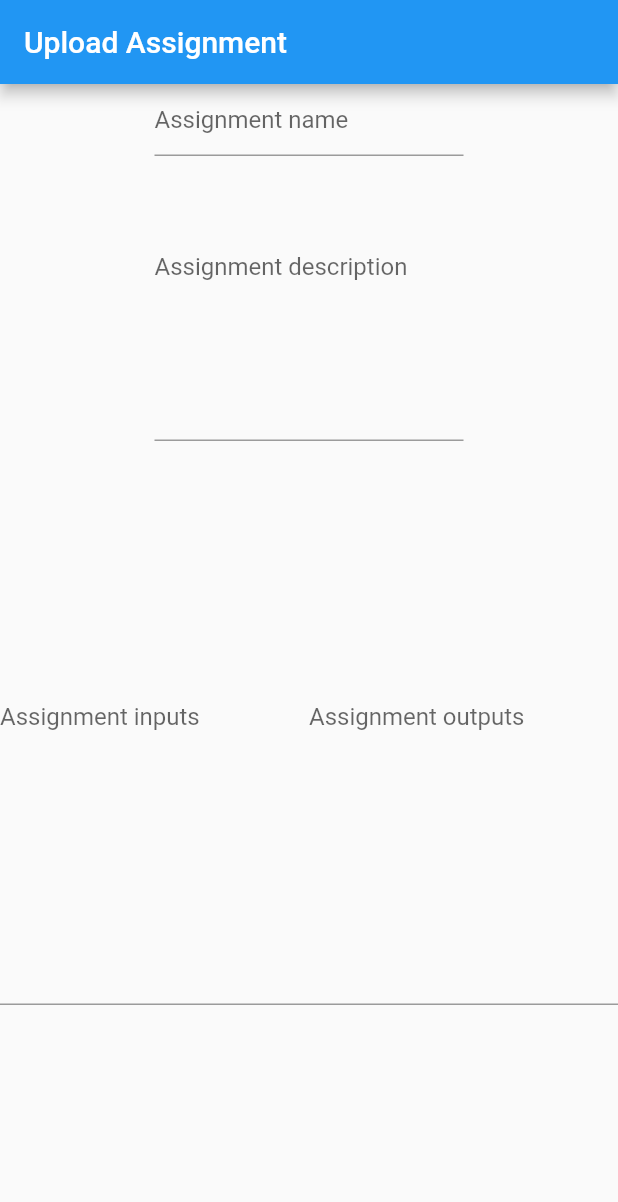
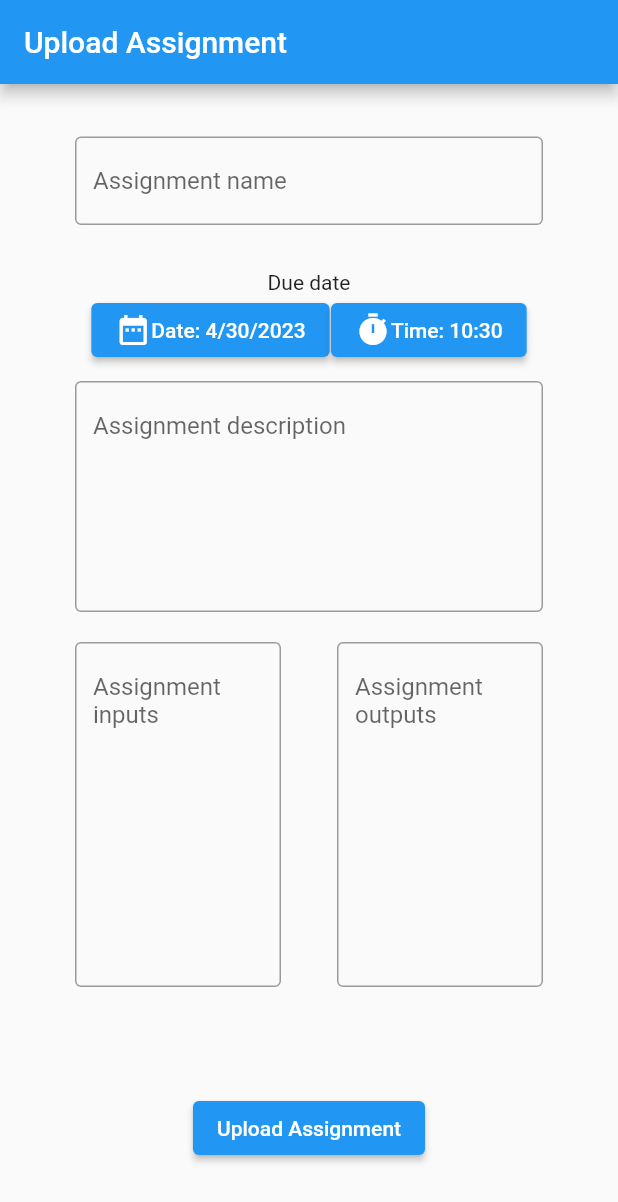
Before and after one commit to tjayhoover/Automatic-Code-Grader, a Flutter app: the screen it shows after launch, on a phone screen of 412 x 824 dp. Shown: the top 1202 px of the screen. Run offline on Flutter 3.47's test engine with Material 2 defaults, Android fonts, the light colour scheme and no system bars; our stand-ins replace equatable, flutter_bloc.

Commit message:
basic upload page

```diff
--- a/lib/entities/assignment.dart
+++ b/lib/entities/assignment.dart
@@ -3,16 +3,27 @@ class Assignment {
   late String name;
   late DateTime dueDate;
   late String desc;
+  late List<String> inputs;
+  late List<String> outputs;
 
-  Assignment(this.id, this.name, this.dueDate, this.desc);
+  Assignment(this.id, this.name, this.dueDate, this.desc, this.inputs,
+      {this.outputs = const []});
 
-  Map<String, dynamic> toJson() =>
-      {'id': id, 'name': name, 'dueDate': dueDate, 'desc': desc};
+  Map<String, dynamic> toJson() => {
+        'id': id,
+        'name': name,
+        'dueDate': dueDate,
+        'desc': desc,
+        'inputFiles': inputs,
+        'outputFiles': outputs
+      };
 
   Assignment.fromJson(Map<String, dynamic> json) {
     id = json['id'];
     name = json['name'];
     dueDate = json['dueDate'];
     desc = json['desc'];
+    inputs = json['inputFiles'];
+    outputs = json['outputFiles'] ?? [];
   }
 }
--- a/lib/main.dart
+++ b/lib/main.dart
@@ -14,6 +14,10 @@ void main() {
     ],
     child: MaterialApp(
       title: 'Navigation Basics',
+      theme: ThemeData(
+          primarySwatch: Colors.blue,
+          inputDecorationTheme:
+              const InputDecorationTheme(border: OutlineInputBorder())),
       home: UploadAssignment(),
     ),
   ));
--- a/lib/pages/instructor/upload_assignment/upload_assignment.dart
+++ b/lib/pages/instructor/upload_assignment/upload_assignment.dart
@@ -1,47 +1,172 @@
 import 'package:flutter/cupertino.dart';
 import 'package:flutter/material.dart';
+import 'package:flutter/services.dart';
+import 'package:flutter_bloc/flutter_bloc.dart';
+import 'package:project3_ui/cubits/assignment_cubit.dart';
 
-class UploadAssignment extends StatelessWidget {
+import '../../../cubits/assignment_state.dart';
+
+class UploadAssignment extends StatefulWidget {
+  UploadAssignmentState createState() {
+    return UploadAssignmentState();
+  }
+}
+
+class UploadAssignmentState extends State<UploadAssignment> {
+  TextEditingController nameController = TextEditingController();
+  TextEditingController descController = TextEditingController();
+  TextEditingController inputController = TextEditingController();
+  TextEditingController outputController = TextEditingController();
+
+  DateTime date = DateTime.now();
+  TimeOfDay time = TimeOfDay.now();
+
+  void initState() {
+    super.initState();
+  }
+
+  void dispose() {
+    super.dispose();
+  }
+
   Widget buildTextFields(BuildContext context) {
-    return Column(
+    return Container(
+      margin: EdgeInsets.all(20),
+      padding: EdgeInsets.symmetric(horizontal: 30, vertical: 15),
+      child: Column(
         children: [
-        SizedBox(
-          child: TextField(
+          TextField(
+            controller: nameController,
             decoration: InputDecoration(hintText: "Assignment name"),
           ),
-          height: 100,
-          width: MediaQuery.of(context).size.width / 2,
+          Padding(
+            padding: EdgeInsets.all(10),
           ),
-        SizedBox(
-          child: TextField(
+          buildDueDatePicker(context),
+          TextField(
+            controller: descController,
             decoration: InputDecoration(hintText: "Assignment description"),
             maxLines: 6,
           ),
-          height: 300,
-          width: MediaQuery.of(context).size.width / 2,
+          Padding(
+            padding: EdgeInsets.all(10),
           ),
           Row(
             children: [
               SizedBox(
                 child: TextField(
+                  controller: inputController,
                   decoration: InputDecoration(hintText: "Assignment inputs"),
                   maxLines: 10,
                 ),
                 height: 300,
-              width: MediaQuery.of(context).size.width / 2,
+                width: MediaQuery.of(context).size.width / 3,
               ),
+              Spacer(),
               SizedBox(
                 child: TextField(
+                  controller: outputController,
                   decoration: InputDecoration(hintText: "Assignment outputs"),
                   maxLines: 10,
                 ),
                 height: 300,
-              width: MediaQuery.of(context).size.width / 2,
+                width: MediaQuery.of(context).size.width / 3,
               )
             ],
+          ),
+          ElevatedButton(
+            child: Text("Upload Assignment"),
+            onPressed: () {
+              DateTime dueDate = DateTime(
+                  date.year, date.month, date.day, time.hour, time.minute);
+              BlocProvider.of<AssignmentCubit>(context).uploadAssignment(
+                  nameController.text,
+                  dueDate,
+                  descController.text,
+                  (inputController.text.split('\n')),
+                  (outputController.text).split('\n'));
+            },
           )
         ],
+      ),
     );
+  }
+
+  Widget buildDueDatePicker(BuildContext context) {
+    return Container(
+        padding: EdgeInsets.all(10),
+        child: Column(
+          children: [
+            Text("Due date"),
+            Row(mainAxisAlignment: MainAxisAlignment.spaceEvenly, children: [
+              ElevatedButton(
+                  onPressed: () async {
+                    DateTime? selectedDate = await showDatePicker(
+                        context: context,
+                        initialDate: DateTime.now(),
+                        firstDate: DateTime.now(),
+                        lastDate: DateTime(DateTime.now().year + 5));
+                    setState(() {
+                      date = DateTime(selectedDate!.year, selectedDate.month,
+                          selectedDate.day);
+                    });
+                  },
+                  child: Row(
+                    children: [
+                      Icon(Icons.date_range),
+                      Text('Date: ${date.month}/${date.day}/${date.year}')
+                    ],
+                  )),
+              ElevatedButton(
+                  onPressed: () async {
+                    TimeOfDay? selectedTime = await showTimePicker(
+                        context: context, initialTime: TimeOfDay.now());
+                    setState(() {
+                      time = TimeOfDay(
+                          hour: selectedTime!.hour,
+                          minute: selectedTime.minute);
+                    });
+                  },
+                  child: Row(
+                    children: [
+                      Icon(Icons.timer),
+                      Text('Time: ${time.hour}:${time.minute}')
+                    ],
+                  ))
+            ])
+          ],
+        ));
+  }
+
+  Widget buildBlocBuilder(BuildContext context) {
+    return BlocBuilder<AssignmentCubit, AssignmentState>(
+        builder: (context, state) {
+      if (state is AssignmentInitialState) {
+        return buildTextFields(context);
+      } else if (state is AssignmentFailureState) {
+        SnackBar errorSnackBar = SnackBar(
+          content: Text(
+              "Something went wrong. Make sure every field is filled out before submitting!"),
+        );
+        ScaffoldMessenger.of(context).showSnackBar(errorSnackBar);
+        return buildTextFields(context);
+      } else if (state is AssignmentLoadingState) {
+        return Dialog(
+          child: Row(
+            mainAxisSize: MainAxisSize.min,
+            mainAxisAlignment: MainAxisAlignment.center,
+            children: const [
+              CircularProgressIndicator(),
+            ],
+          ),
+        );
+      } else if (state is AssignmentLoadedState) {
+        return Text(
+            "This is where I would get popped back to the instructor home page!");
+      } else {
+        return Container();
+      }
+    });
   }
 
   @override
@@ -50,7 +175,7 @@ class UploadAssignment extends StatelessWidget {
         appBar: AppBar(title: const Text("Upload Assignment")),
         body: Center(
             child: Column(
-          children: [buildTextFields(context)],
+          children: [buildBlocBuilder(context)],
         )));
   }
 }
--- a/lib/repositories/instructor/implementation/mock_instructor_repository.dart
+++ b/lib/repositories/instructor/implementation/mock_instructor_repository.dart
@@ -1,6 +1,11 @@
+import 'package:project3_ui/entities/assignment.dart';
+
 import '../interface/intructor_repository.dart';
 
-
 class MockInstructorRepo implements InstructorRepository {
-
+  Future<Assignment> postAssignment(String name, String desc, DateTime dueDate,
+      List<String> inputs, List<String> outputs) async {
+    await Future.delayed(Duration(seconds: 1));
+    return Assignment(1, name, dueDate, desc, inputs, outputs: outputs);
+  }
 }
--- a/lib/repositories/instructor/interface/intructor_repository.dart
+++ b/lib/repositories/instructor/interface/intructor_repository.dart
@@ -1,5 +1,3 @@
-
-
 abstract class InstructorRepository {
-
+  static String uri = '127.0.0.1:8000';
 }
--- a/pubspec.yaml
+++ b/pubspec.yaml
@@ -37,6 +37,7 @@ dependencies:
   cupertino_icons: ^1.0.2
   flutter_bloc: ^8.1.2
   equatable: ^2.0.5
+  flutter_datetime_picker: ^1.5.1
 
 dev_dependencies:
   flutter_test:
```
Also changed, not shown: lib/cubits/assignment_cubit.dart (+25 -0 lines), 1 other file. Lines whose indentation alone changed are shown as unchanged.
